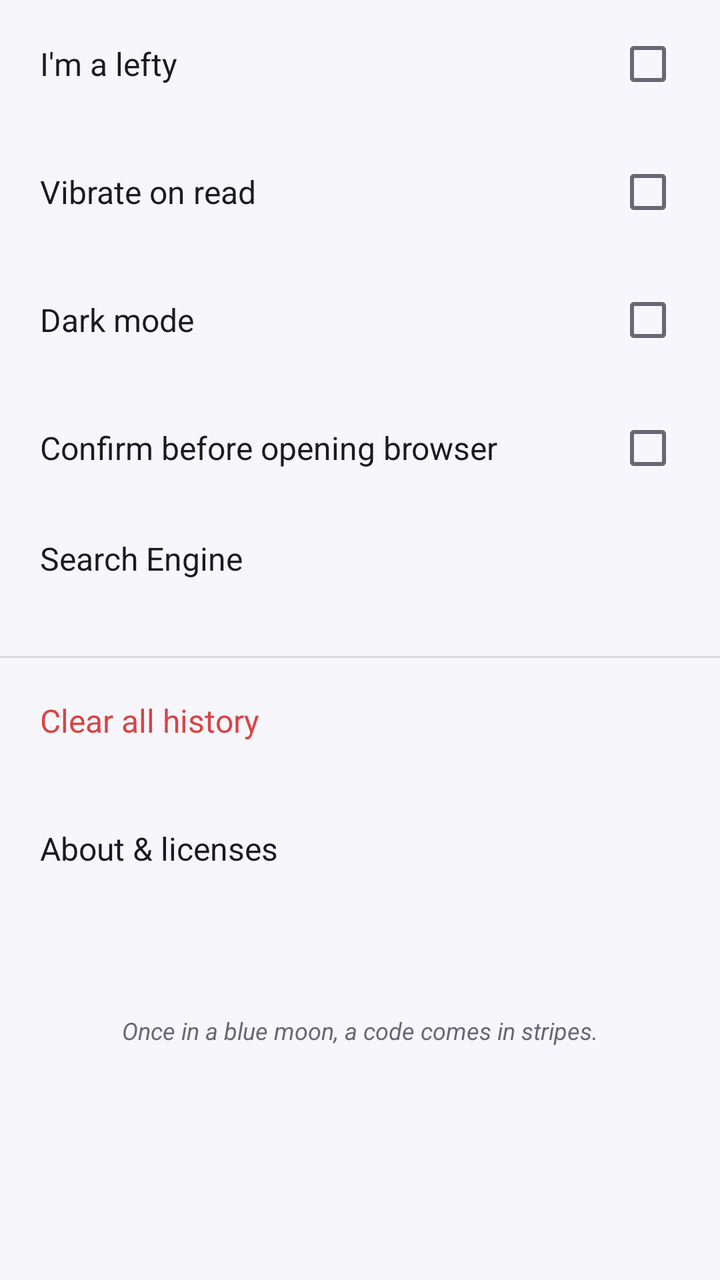
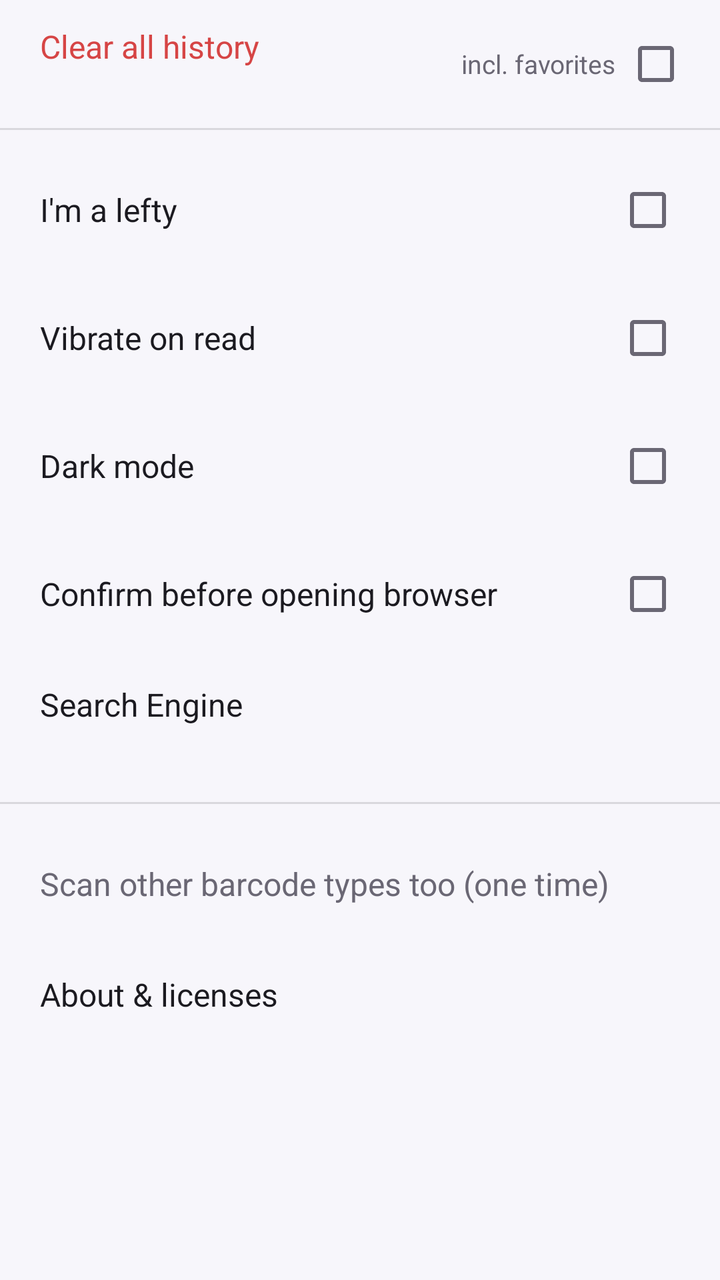

An Android layout rendered at two revisions. The XML below is the earlier revision; the diff shows what the commit changed to produce the second picture.
<!-- AndroidManifest.xml: application theme AppTheme -->
<!-- res/layout/page_settings.xml -->
<?xml version="1.0" encoding="utf-8"?>
<ScrollView xmlns:android="http://schemas.android.com/apk/res/android"
    android:layout_width="match_parent"
    android:layout_height="match_parent">

    <LinearLayout
        android:layout_width="match_parent"
        android:layout_height="wrap_content"
        android:orientation="vertical"
        android:paddingBottom="24dp">

        <LinearLayout
            android:id="@+id/set_left"
            style="@style/SettingRow"
            android:baselineAligned="false"
            android:orientation="horizontal">

            <TextView
                style="@style/SettingTitle"
                android:layout_width="0dp"
                android:layout_weight="1"
                android:text="@string/left_handed" />

            <CheckBox
                android:id="@+id/cb_left"
                android:layout_width="wrap_content"
                android:layout_height="wrap_content"
                android:layout_marginStart="12dp"
                android:clickable="false"
                android:focusable="false"
                android:importantForAccessibility="no" />
        </LinearLayout>

        <LinearLayout
            android:id="@+id/set_vibrate"
            style="@style/SettingRow"
            android:baselineAligned="false"
            android:orientation="horizontal">

            <TextView
                style="@style/SettingTitle"
                android:layout_width="0dp"
                android:layout_weight="1"
                android:text="@string/vibrate" />

            <CheckBox
                android:id="@+id/cb_vibrate"
                android:layout_width="wrap_content"
                android:layout_height="wrap_content"
                android:layout_marginStart="12dp"
                android:clickable="false"
                android:focusable="false"
                android:importantForAccessibility="no" />
        </LinearLayout>

        <LinearLayout
            android:id="@+id/set_dark"
            style="@style/SettingRow"
            android:baselineAligned="false"
            android:orientation="horizontal">

            <TextView
                style="@style/SettingTitle"
                android:layout_width="0dp"
                android:layout_weight="1"
                android:text="@string/dark_mode" />

            <CheckBox
                android:id="@+id/cb_dark"
                android:layout_width="wrap_content"
                android:layout_height="wrap_content"
                android:layout_marginStart="12dp"
                android:clickable="false"
                android:focusable="false"
                android:importantForAccessibility="no" />
        </LinearLayout>

        <LinearLayout
            android:id="@+id/set_confirm"
            style="@style/SettingRow"
            android:baselineAligned="false"
            android:orientation="horizontal">

            <TextView
                style="@style/SettingTitle"
                android:layout_width="0dp"
                android:layout_weight="1"
                android:text="@string/confirm_browser" />

            <CheckBox
                android:id="@+id/cb_confirm"
                android:layout_width="wrap_content"
                android:layout_height="wrap_content"
                android:layout_marginStart="12dp"
                android:clickable="false"
                android:focusable="false"
                android:importantForAccessibility="no" />
        </LinearLayout>

        <LinearLayout
            android:id="@+id/set_engine"
            style="@style/SettingRow"
            android:baselineAligned="false"
            android:orientation="horizontal">

            <LinearLayout
                android:layout_width="0dp"
                android:layout_height="wrap_content"
                android:layout_weight="1"
                android:orientation="vertical">

                <TextView
                    style="@style/SettingTitle"
                    android:text="@string/search_engine" />
    
                <TextView
                    android:id="@+id/engine_value"
                    style="@style/SettingSub" />
            </LinearLayout>
        </LinearLayout>

        <View
            android:layout_width="match_parent"
            android:layout_height="1dp"
            android:layout_marginTop="8dp"
            android:layout_marginBottom="8dp"
            android:background="@color/line" />

        <LinearLayout
            android:id="@+id/set_clear"
            style="@style/SettingRow"
            android:baselineAligned="false"
            android:orientation="horizontal">

            <LinearLayout
                android:layout_width="0dp"
                android:layout_height="wrap_content"
                android:layout_weight="1"
                android:orientation="vertical">

                <TextView
                    style="@style/SettingTitle"
                    android:text="@string/clear_history"
                    android:textColor="@color/danger" />
    
                <TextView
                    android:id="@+id/clear_value"
                    style="@style/SettingSub" />
            </LinearLayout>
        </LinearLayout>

        <LinearLayout
            android:id="@+id/set_about"
            style="@style/SettingRow"
            android:baselineAligned="false"
            android:orientation="horizontal">

            <LinearLayout
                android:layout_width="0dp"
                android:layout_height="wrap_content"
                android:layout_weight="1"
                android:orientation="vertical">

                <TextView
                    style="@style/SettingTitle"
                    android:text="@string/about" />
    
                <TextView
                    android:id="@+id/about_value"
                    style="@style/SettingSub" />
            </LinearLayout>
        </LinearLayout>

        
        <TextView
            android:id="@+id/set_once"
            android:layout_width="match_parent"
            android:layout_height="wrap_content"
            android:layout_marginTop="28dp"
            android:background="?android:attr/selectableItemBackground"
            android:gravity="center"
            android:paddingTop="14dp"
            android:paddingBottom="14dp"
            android:text="@string/once"
            android:textColor="@color/dim"
            android:textSize="12sp"
            android:textStyle="italic" />
    </LinearLayout>
</ScrollView>
<!-- resources referenced by this layout -->
<resources>
  <color name="danger">#FFD64545</color>
  <color name="dim">#FF6A6774</color>
  <color name="line">#1F000000</color>
  <string name="about">About &amp; licenses</string>
  <string name="clear_history">Clear all history</string>
  <string name="confirm_browser">Confirm before opening browser</string>
  <string name="dark_mode">Dark mode</string>
  <string name="left_handed">I\'m a lefty</string>
  <string name="once">Once in a blue moon, a code comes in stripes.</string>
  <string name="search_engine">Search Engine</string>
  <string name="vibrate">Vibrate on read</string>
  <style name="SettingRow">
          <item name="android:layout_width">match_parent</item>
          <item name="android:layout_height">wrap_content</item>
          <item name="android:background">?android:attr/selectableItemBackground</item>
          <item name="android:minHeight">64dp</item>
          <item name="android:gravity">center_vertical</item>
          <item name="android:orientation">vertical</item>
          <item name="android:paddingStart">20dp</item>
          <item name="android:paddingEnd">20dp</item>
          <item name="android:paddingTop">10dp</item>
          <item name="android:paddingBottom">10dp</item>
      </style>
  <style name="SettingSub">
          <item name="android:layout_width">wrap_content</item>
          <item name="android:layout_height">wrap_content</item>
          <item name="android:textColor">@color/dim</item>
          <item name="android:textSize">13sp</item>
      </style>
  <style name="SettingTitle">
          <item name="android:layout_width">wrap_content</item>
          <item name="android:layout_height">wrap_content</item>
          <item name="android:textColor">@color/text</item>
          <item name="android:textSize">16sp</item>
      </style>
  <style name="AppTheme" parent="BaseTheme">
          <item name="android:colorPrimary">@color/accent</item>
          <item name="android:colorPrimaryDark">@color/bg</item>
          <item name="android:colorAccent">@color/accent</item>
          <item name="android:colorBackground">@color/bg</item>
          <item name="android:windowBackground">@color/bg</item>
          <item name="android:textColorPrimary">@color/text</item>
          <item name="android:textColorSecondary">@color/dim</item>
          <item name="android:statusBarColor">@color/bg</item>
          <item name="android:navigationBarColor">@color/bg</item>
          <item name="android:alertDialogTheme">@style/Dialog</item>
          <item name="android:windowAnimationStyle">@style/FastAnim</item>
      </style>
  <color name="text">#FF1B1A20</color>
  <style name="BaseTheme" parent="android:Theme.Material.Light.NoActionBar">
          <item name="android:windowLightStatusBar">true</item>
      </style>
  <color name="accent">#FF6A47D6</color>
  <color name="bg">#FFF7F6FB</color>
  <style name="Dialog" parent="android:Theme.Material.Light.Dialog.Alert">
          <item name="android:colorAccent">@color/accent</item>
          <item name="android:colorBackground">@color/surface</item>
          <item name="android:textColorPrimary">@color/text</item>
      </style>
  <style name="FastAnim" parent="@android:style/Animation.Activity">
          <item name="android:activityOpenEnterAnimation">@anim/fade_in_fast</item>
          <item name="android:activityOpenExitAnimation">@anim/hold</item>
          <item name="android:activityCloseEnterAnimation">@anim/hold</item>
          <item name="android:activityCloseExitAnimation">@anim/fade_out_fast</item>
      </style>
  <color name="surface">#FFFFFFFF</color>
</resources>

<!-- the commit's change to res/layout/page_settings.xml (unified diff, before → after) -->
@@ -8,6 +8,66 @@
         android:layout_height="wrap_content"
         android:orientation="vertical"
         android:paddingBottom="24dp">
+
+        
+        <LinearLayout
+            android:layout_width="match_parent"
+            android:layout_height="wrap_content"
+            android:baselineAligned="false"
+            android:orientation="horizontal">
+
+            <LinearLayout
+                android:id="@+id/set_clear"
+                style="@style/SettingRow"
+                android:layout_width="0dp"
+                android:layout_weight="1"
+                android:paddingStart="20dp"
+                android:paddingEnd="8dp"
+                android:orientation="vertical">
+
+                <TextView
+                    style="@style/SettingTitle"
+                    android:text="@string/clear_history"
+                    android:textColor="@color/danger" />
+
+                <TextView
+                    android:id="@+id/clear_value"
+                    style="@style/SettingSub" />
+            </LinearLayout>
+
+            <LinearLayout
+                android:id="@+id/set_clear_fav"
+                android:layout_width="wrap_content"
+                android:layout_height="match_parent"
+                android:background="?android:attr/selectableItemBackground"
+                android:gravity="center_vertical"
+                android:orientation="horizontal"
+                android:paddingStart="8dp"
+                android:paddingEnd="16dp">
+
+                <TextView
+                    android:layout_width="wrap_content"
+                    android:layout_height="wrap_content"
+                    android:text="@string/incl_favorites"
+                    android:textColor="@color/dim"
+                    android:textSize="13sp" />
+
+                <CheckBox
+                    android:id="@+id/cb_clear_fav"
+                    android:layout_width="wrap_content"
+                    android:layout_height="wrap_content"
+                    android:layout_marginStart="4dp"
+                    android:clickable="false"
+                    android:focusable="false"
+                    android:importantForAccessibility="no" />
+            </LinearLayout>
+        </LinearLayout>
+
+        <View
+            android:layout_width="match_parent"
+            android:layout_height="1dp"
+            android:layout_marginBottom="8dp"
+            android:background="@color/line" />
 
         <LinearLayout
             android:id="@+id/set_left"
@@ -126,27 +186,20 @@
             android:layout_marginBottom="8dp"
             android:background="@color/line" />
 
-        <LinearLayout
-            android:id="@+id/set_clear"
-            style="@style/SettingRow"
-            android:baselineAligned="false"
-            android:orientation="horizontal">
-
-            <LinearLayout
-                android:layout_width="0dp"
-                android:layout_height="wrap_content"
-                android:layout_weight="1"
-                android:orientation="vertical">
-
-                <TextView
-                    style="@style/SettingTitle"
-                    android:text="@string/clear_history"
-                    android:textColor="@color/danger" />
-    
-                <TextView
-                    android:id="@+id/clear_value"
-                    style="@style/SettingSub" />
-            </LinearLayout>
+        
+        <LinearLayout
+            android:id="@+id/set_once"
+            style="@style/SettingRow"
+            android:baselineAligned="false"
+            android:orientation="horizontal">
+
+            <TextView
+                style="@style/SettingTitle"
+                android:layout_width="0dp"
+                android:layout_weight="1"
+                android:id="@+id/once_text"
+                android:text="@string/once"
+                android:textColor="@color/dim" />
         </LinearLayout>
 
         <LinearLayout
@@ -171,19 +224,5 @@
             </LinearLayout>
         </LinearLayout>
 
-        
-        <TextView
-            android:id="@+id/set_once"
-            android:layout_width="match_parent"
-            android:layout_height="wrap_content"
-            android:layout_marginTop="28dp"
-            android:background="?android:attr/selectableItemBackground"
-            android:gravity="center"
-            android:paddingTop="14dp"
-            android:paddingBottom="14dp"
-            android:text="@string/once"
-            android:textColor="@color/dim"
-            android:textSize="12sp"
-            android:textStyle="italic" />
     </LinearLayout>
 </ScrollView>
<!-- resource entries referenced after the edit -->
@@ -7,8 +7,9 @@
   <string name="clear_history">Clear all history</string>
   <string name="confirm_browser">Confirm before opening browser</string>
   <string name="dark_mode">Dark mode</string>
+  <string name="incl_favorites">incl. favorites</string>
   <string name="left_handed">I\'m a lefty</string>
-  <string name="once">Once in a blue moon, a code comes in stripes.</string>
+  <string name="once">Scan other barcode types too (one time)</string>
   <string name="search_engine">Search Engine</string>
   <string name="vibrate">Vibrate on read</string>
   <style name="SettingRow">
